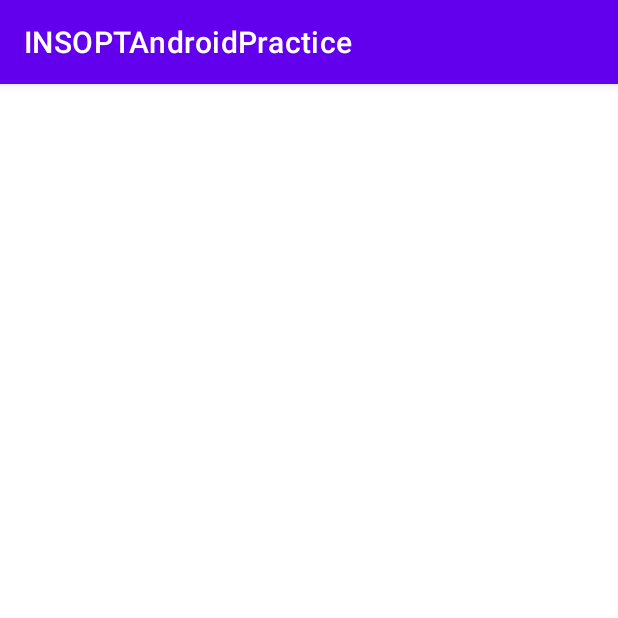
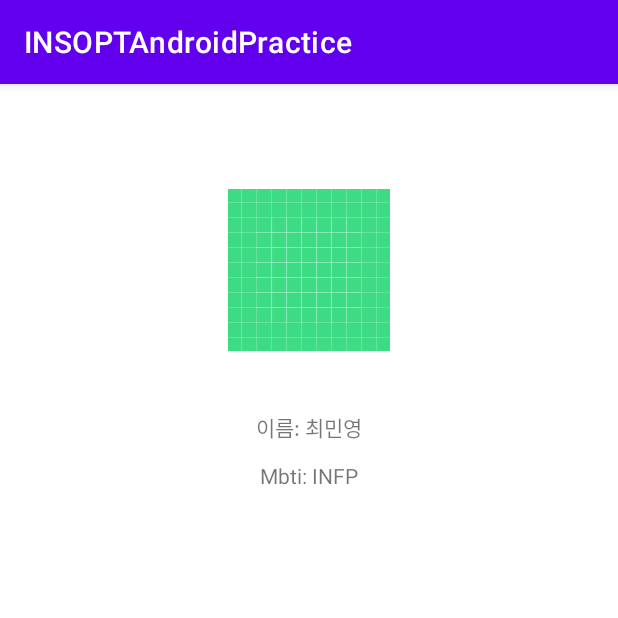
Before and after one commit to IN-SOPT-ANDROID/min-choi, an Android app: the IntroduceeActivity screen opened directly, with no data from a screen before it, on a phone screen of 412 x 824 dp, the top half of it. Run offline under Robolectric (Android 15) with nearby library versions, the phone set to English and light mode, and no system bars.

Commit message:
필수과제완료

```diff
--- a/app/build.gradle
+++ b/app/build.gradle
@@ -30,6 +30,7 @@ android {
     kotlinOptions {
         jvmTarget = '11'
     }
+
     buildFeatures {
         viewBinding true
     }
@@ -40,6 +41,7 @@ dependencies {
     implementation 'androidx.core:core-ktx:1.9.0'
     implementation 'androidx.appcompat:appcompat:1.5.1'
     implementation 'com.google.android.material:material:1.6.1'
+    implementation 'androidx.constraintlayout:constraintlayout:2.1.4'
     testImplementation 'junit:junit:4.13.2'
     androidTestImplementation 'androidx.test.ext:junit:1.1.3'
     androidTestImplementation 'androidx.test.espresso:espresso-core:3.4.0'
--- a/app/src/main/java/org/sopt/sample/MainActivity.kt
+++ b/app/src/main/java/org/sopt/sample/IntroduceeActivity.kt
@@ -1,10 +1,11 @@
 package org.sopt.sample
 
+import androidx.appcompat.app.AppCompatActivity
 import android.os.Bundle
-import androidx.appcompat.app.AppCompatActivity
 
-class MainActivity : AppCompatActivity() {
+class IntroduceeActivity : AppCompatActivity() {
     override fun onCreate(savedInstanceState: Bundle?) {
         super.onCreate(savedInstanceState)
+        setContentView(R.layout.activity_introducee)
     }
 }
--- /dev/null
+++ b/app/src/main/res/layout/activity_introducee.xml
@@ -0,0 +1,42 @@
+<?xml version="1.0" encoding="utf-8"?>
+<androidx.constraintlayout.widget.ConstraintLayout xmlns:android="http://schemas.android.com/apk/res/android"
+    xmlns:app="http://schemas.android.com/apk/res-auto"
+    xmlns:tools="http://schemas.android.com/tools"
+    android:id="@+id/image"
+    android:layout_width="match_parent"
+    android:layout_height="match_parent"
+    tools:context=".IntroduceeActivity">
+
+    <ImageView
+        android:id="@+id/imageView"
+        android:layout_width="wrap_content"
+        android:layout_height="wrap_content"
+        android:layout_marginTop="70dp"
+        app:layout_constraintTop_toTopOf="parent"
+        app:layout_constraintStart_toStartOf="parent"
+        app:layout_constraintEnd_toEndOf="parent"
+        android:layout_marginHorizontal="70dp"
+        app:layout_constraintDimensionRatio="1:1"
+        app:srcCompat="@drawable/ic_launcher_background" />
+    <TextView
+        android:id="@+id/txt_name"
+        android:layout_width="wrap_content"
+        android:layout_height="wrap_content"
+        app:layout_constraintTop_toBottomOf="@+id/imageView"
+        android:layout_marginTop="40dp"
+        app:layout_constraintStart_toStartOf="parent"
+        app:layout_constraintEnd_toEndOf="parent"
+        android:text="이름: 최민영"/>
+
+    <TextView
+        android:id="@+id/txt_mbti2"
+        android:layout_width="wrap_content"
+        android:layout_height="wrap_content"
+        app:layout_constraintTop_toBottomOf="@+id/txt_name"
+        android:layout_marginTop="12dp"
+        app:layout_constraintStart_toStartOf="parent"
+        app:layout_constraintEnd_toEndOf="parent"
+        android:text="Mbti: INFP"/>
+
+
+</androidx.constraintlayout.widget.ConstraintLayout>
--- a/build.gradle
+++ b/build.gradle
@@ -1,6 +1,7 @@
 // Top-level build file where you can add configuration options common to all sub-projects/modules.
 plugins {
-    id 'com.android.application' version '7.3.0' apply false
-    id 'com.android.library' version '7.3.0' apply false
+    id 'com.android.application' version '7.2.2' apply false
+    id 'com.android.library' version '7.2.2' apply false
     id 'org.jetbrains.kotlin.android' version '1.7.10' apply false
+
 }
--- a/settings.gradle
+++ b/settings.gradle
@@ -14,3 +14,4 @@ dependencyResolutionManagement {
 }
 rootProject.name = "INSOPTAndroidPractice"
 include ':app'
+include ':app'
```
Also changed, not shown: app/src/main/AndroidManifest.xml (+28 -2 lines), app/src/main/java/org/sopt/sample/SigninActivity.kt (added, +43 -0 lines), app/src/main/java/org/sopt/sample/SignupActivity.kt (added, +30 -0 lines), app/src/main/res/layout/activity_signup.xml (added, +93 -0 lines).
